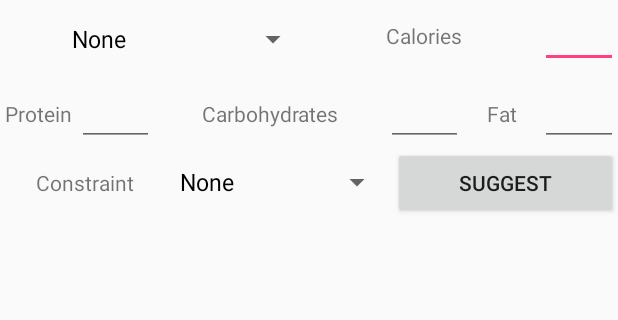
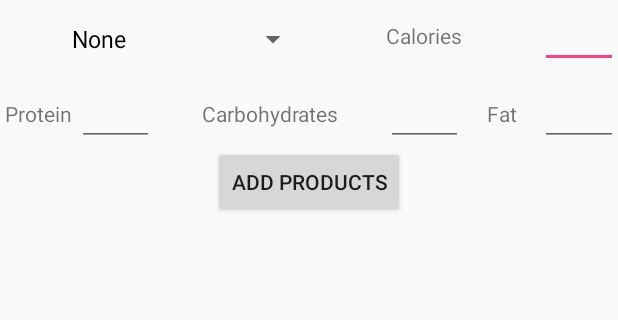
Before and after one commit to GiorgiSheklashvili/CaloriePlanner, an Android app: the screen it shows after launch (GroceriesViewpagerFragment), after a tap on an icon or button, on a phone screen of 412 x 824 dp, the part 113-433 px from its top. Run offline under Robolectric (Android 15) with nearby library versions, the phone set to English and light mode, and no system bars; our stand-ins replace Firebase (no records; nobody signed in at launch, a user with empty details on screens opened directly); 1 statement that could not run was skipped.

Commit message:
permissions corrected & product catalog fragment added

```diff
--- a/app/build.gradle
+++ b/app/build.gradle
@@ -32,13 +32,14 @@ dependencies {
     compile 'org.greenrobot:eventbus:3.0.0'
     compile 'com.android.support:design:25.3.0'
     compile 'com.google.firebase:firebase-crash:10.0.1'
-    testCompile 'junit:junit:4.12'
     compile 'com.google.code.gson:gson:2.8.0'
     compile 'com.google.firebase:firebase-database:10.2.4'
     compile 'com.google.firebase:firebase-core:10.2.4'
     compile 'com.jakewharton:butterknife:8.5.1'
     compile 'com.firebaseui:firebase-ui-database:1.1.0'
     compile 'org.jsoup:jsoup:1.10.2'
+    testCompile 'junit:junit:4.12'
 }
 
+
 apply plugin: 'com.google.gms.google-services'
--- a/app/src/main/java/home/gio/calorieplanner/ui/activities/MainActivity.java
+++ b/app/src/main/java/home/gio/calorieplanner/ui/activities/MainActivity.java
@@ -28,7 +28,7 @@ public class MainActivity extends AppCompatActivity implements NavigationView.On
         super.onCreate(savedInstanceState);
         setContentView(R.layout.activity_navigation);
         MainFragment mainFragment = new MainFragment();
-        getSupportFragmentManager().beginTransaction().add(R.id.fragment_main_container, mainFragment).commit();
+        getSupportFragmentManager().beginTransaction().replace(R.id.fragment_main_container, mainFragment).commit();
         Toolbar toolbar = (Toolbar) findViewById(R.id.toolbar);
         setSupportActionBar(toolbar);
         mDrawerLayout = (DrawerLayout) findViewById(R.id.drawer_layout);
@@ -40,7 +40,6 @@ public class MainActivity extends AppCompatActivity implements NavigationView.On
         navigationView.setNavigationItemSelectedListener(this);
 
     }
-
 
 
     @Override
--- a/app/src/main/java/home/gio/calorieplanner/ui/fragments/GroceriesListFragment.java
+++ b/app/src/main/java/home/gio/calorieplanner/ui/fragments/GroceriesListFragment.java
@@ -1,6 +1,7 @@
 package home.gio.calorieplanner.ui.fragments;
 
 
+import android.app.Activity;
 import android.os.Bundle;
 import android.support.v4.app.Fragment;
 import android.support.v7.widget.LinearLayoutManager;
@@ -39,9 +40,10 @@ public class GroceriesListFragment extends Fragment implements AdapterView.OnIte
     private RecyclerView recyclerView;
     //    private RecyclerView.Adapter adapter;
     private RecyclerView.LayoutManager layoutManager;
-    private Button suggest;
+    private Button addProduct;
     private FirebaseRecyclerAdapter adapter;
     private DatabaseReference databaseReference;
+
     public GroceriesListFragment() {
         // Required empty public constructor
     }
@@ -55,28 +57,22 @@ public class GroceriesListFragment extends Fragment implements AdapterView.OnIte
 
 
         presenter = new GroceriesListPresenter(this);
-        presenter.fillProductList(productList,getContext());
+        presenter.fillProductList(productList, getContext());
         View rootView = inflater.inflate(R.layout.fragment_groceries_list, container, false);
         recyclerView = (RecyclerView) rootView.findViewById(R.id.groceriesListRecyclerView);
         layoutManager = new LinearLayoutManager(getContext());
         recyclerView.setLayoutManager(layoutManager);
-        String[] items = new String[]{"None", "Vegetarian", "Vegan", "Raw Vegan", "Paleo"};
         protein = (EditText) rootView.findViewById(R.id.proteinEditText);
         carbs = (EditText) rootView.findViewById(R.id.carbEditText);
         fat = (EditText) rootView.findViewById(R.id.fatEditText);
         calories = (EditText) rootView.findViewById(R.id.caloriesEditText);
-        spinner = (Spinner) rootView.findViewById(R.id.constraintSpinner);
-        suggest = (Button) rootView.findViewById(R.id.suggestButton);
-        suggest.setOnClickListener(this);
-        ArrayAdapter<String> adapter = new ArrayAdapter<String>(getActivity(), android.R.layout.simple_spinner_dropdown_item, items);
-        adapter.setDropDownViewResource(android.R.layout.simple_spinner_dropdown_item);
-        spinner.setAdapter(adapter);
+        addProduct = (Button) rootView.findViewById(R.id.addProduct);
+        addProduct.setOnClickListener(this);
         spinner = (Spinner) rootView.findViewById(R.id.nameSpinner);
         namesList = new ArrayList<>();
         namesList.add("None");
         presenter.fillPersonsList(personList, getContext());
         ArrayAdapter<String> nameAdapter = new ArrayAdapter<String>(getActivity(), android.R.layout.simple_spinner_dropdown_item, namesList);
-        adapter.setDropDownViewResource(android.R.layout.simple_spinner_dropdown_item);
         spinner.setAdapter(nameAdapter);
         spinner.setOnItemSelectedListener(this);
         Bundle args = getArguments();
@@ -122,7 +118,10 @@ public class GroceriesListFragment extends Fragment implements AdapterView.OnIte
 
     @Override
     public void onClick(View view) {
-        adapter = new GroceriesListAdapter(R.layout.groceries_list_custom_row, databaseReference, productList);
-        recyclerView.setAdapter(adapter);
+        Fragment productsCatalog = new ProductsCatalogFragment();
+        getChildFragmentManager().beginTransaction().replace(R.id.fragment_main_container,productsCatalog).addToBackStack(null).commit();
+
+//        adapter = new GroceriesListAdapter(R.layout.groceries_list_custom_row, databaseReference, productList);
+//        recyclerView.setAdapter(adapter);
     }
 }
--- a/app/src/main/java/home/gio/calorieplanner/ui/fragments/MainFragment.java
+++ b/app/src/main/java/home/gio/calorieplanner/ui/fragments/MainFragment.java
@@ -69,47 +69,22 @@ public class MainFragment extends Fragment implements AdapterView.OnItemSelected
     }
 
     @Override
+    public void onStart() {
+        super.onStart();
+        if (ContextCompat.checkSelfPermission(getActivity(), Manifest.permission.WRITE_EXTERNAL_STORAGE)
+                == PackageManager.PERMISSION_GRANTED) {
+            presenter.loadDataFromDatabase(getContext());
+        }
+        else
+        {
+            requestPermissions(new String[]{Manifest.permission.WRITE_EXTERNAL_STORAGE}, MY_PERMISSIONS_REQUEST_WRITE_EXTERNAL);
+        }
+    }
+
+    @Override
     public void onResume() {
         super.onResume();
-        if (ContextCompat.checkSelfPermission(getActivity(), Manifest.permission.WRITE_EXTERNAL_STORAGE)
-                != PackageManager.PERMISSION_GRANTED) {
-            if (shouldShowRequestPermissionRationale(Manifest.permission.WRITE_EXTERNAL_STORAGE)) {
-                Snackbar.make(mLayout, R.string.permission_write_external_rationale,
-                        Snackbar.LENGTH_INDEFINITE)
-                        .setAction(R.string.ok, new View.OnClickListener() {
-                            @Override
-                            public void onClick(View view) {
-                                requestPermissions(new String[]{Manifest.permission.WRITE_EXTERNAL_STORAGE}, MY_PERMISSIONS_REQUEST_WRITE_EXTERNAL);
-                            }
-                        })
-                        .show();
-            } else {
-                if (!checkedNeverAskAgain) {
-                    requestPermissions(new String[]{Manifest.permission.WRITE_EXTERNAL_STORAGE}, MY_PERMISSIONS_REQUEST_WRITE_EXTERNAL);
-                    checkedNeverAskAgain = true;
-                } else {
-                    new AlertDialog.Builder(getContext())
-                            .setTitle("Permission is not granted")
-                            .setMessage("Application must be able to access files on your device, so please grant access from app settings")
-                            .setPositiveButton(android.R.string.yes, new DialogInterface.OnClickListener() {
-                                public void onClick(DialogInterface dialog, int which) {
-                                    Intent intent = new Intent();
-                                    intent.setAction(Settings.ACTION_APPLICATION_DETAILS_SETTINGS);
-                                    Uri uri = Uri.fromParts("package", getContext().getPackageName(), MainFragment.class.getSimpleName());
-                                    intent.setData(uri);
-                                    startActivity(intent);
-                                }
-                            })
-                            .setCancelable(false)
-                            .setIcon(android.R.drawable.ic_dialog_alert)
-                            .show();
-                }
 
-
-            }
-        } else {
-            presenter.loadDataFromDatabase(getContext());
-        }
 
     }
 
@@ -147,9 +122,35 @@ public class MainFragment extends Fragment implements AdapterView.OnItemSelected
                     // permission was granted, Do the
                     // contacts-related task you need to do.
                 } else {
+                    if (shouldShowRequestPermissionRationale(Manifest.permission.WRITE_EXTERNAL_STORAGE)) {
+                        Snackbar.make(mLayout, R.string.permission_write_external_rationale,
+                                Snackbar.LENGTH_INDEFINITE)
+                                .setAction(R.string.ok, new View.OnClickListener() {
+                                    @Override
+                                    public void onClick(View view) {
+                                        requestPermissions(new String[]{Manifest.permission.WRITE_EXTERNAL_STORAGE}, MY_PERMISSIONS_REQUEST_WRITE_EXTERNAL);
+                                    }
+                                })
+                                .show();
+                    } else {
+                            new AlertDialog.Builder(getContext())
+                                    .setTitle("Permission is not granted")
+                                    .setMessage("Application must be able to access files on your device, so please grant access from app settings")
+                                    .setPositiveButton(android.R.string.yes, new DialogInterface.OnClickListener() {
+                                        public void onClick(DialogInterface dialog, int which) {
+                                            Intent intent = new Intent();
+                                            intent.setAction(Settings.ACTION_APPLICATION_DETAILS_SETTINGS);
+                                            Uri uri = Uri.fromParts("package", getContext().getPackageName(), MainFragment.class.getSimpleName());
+                                            intent.setData(uri);
+                                            startActivity(intent);
+                                        }
+                                    })
+                                    .setCancelable(false)
+                                    .setIcon(android.R.drawable.ic_dialog_alert)
+                                    .show();
 
-                    // permission denied, boo! Disable the
-                    // functionality that depends on this permission.
+                    }
+
                 }
                 return;
             }
--- a/app/src/main/res/layout/fragment_groceries_list.xml
+++ b/app/src/main/res/layout/fragment_groceries_list.xml
@@ -87,29 +87,15 @@
     <LinearLayout
         android:layout_width="match_parent"
         android:layout_height="wrap_content"
-        android:orientation="horizontal">
-
-
-
-        <TextView
-            android:layout_width="0dp"
-            android:layout_height="wrap_content"
-            android:layout_weight="3"
-            android:gravity="center"
-            android:text="@string/constraint" />
-
-        <Spinner
-            android:id="@+id/constraintSpinner"
-            android:layout_width="0dp"
-            android:layout_height="wrap_content"
-            android:layout_weight="4" />
+        android:orientation="vertical">
 
         <Button
-            android:id="@+id/suggestButton"
-            android:layout_width="0dp"
+            android:id="@+id/addProduct"
+            android:layout_width="wrap_content"
             android:layout_height="wrap_content"
-            android:layout_weight="4"
-            android:text="@string/suggest" />
+            android:text="@string/AddProducts"
+            android:layout_gravity="center_horizontal"
+            />
     </LinearLayout>
     <android.support.v7.widget.RecyclerView
         android:id="@+id/groceriesListRecyclerView"
--- a/app/src/main/res/values/strings.xml
+++ b/app/src/main/res/values/strings.xml
@@ -14,7 +14,7 @@
     <string name="fat">Fat</string>
     <string name="calories">Calories</string>
     <string name="constraint">Constraint</string>
-    <string name="suggest">Suggest</string>
+    <string name="AddProducts">Add Products</string>
     <string name="calorieExplanation">In order to know how many calories and macro nutrients you need, you have use this calculator</string>
     <string name="weight">Weight</string>
     <string name="lbs">lbs</string>
@@ -57,4 +57,8 @@
     <string name="cm">cm</string>
     <string name="permission_write_external_rationale">In order to download product database from server, you must grant access to internal storage</string>
     <string name="ok">OK</string>
+
+    <!-- TODO: Remove or change this placeholder text -->
+    <string name="hello_blank_fragment">Hello blank fragment</string>
+    <string name="search">Search</string>
 </resources>
```
Also changed, not shown: app/src/main/java/home/gio/calorieplanner/ui/fragments/ProductsCatalogFragment.java (added, +40 -0 lines), app/src/main/res/layout/fragment_products_catalog.xml (added, +52 -0 lines), 1 other file.
